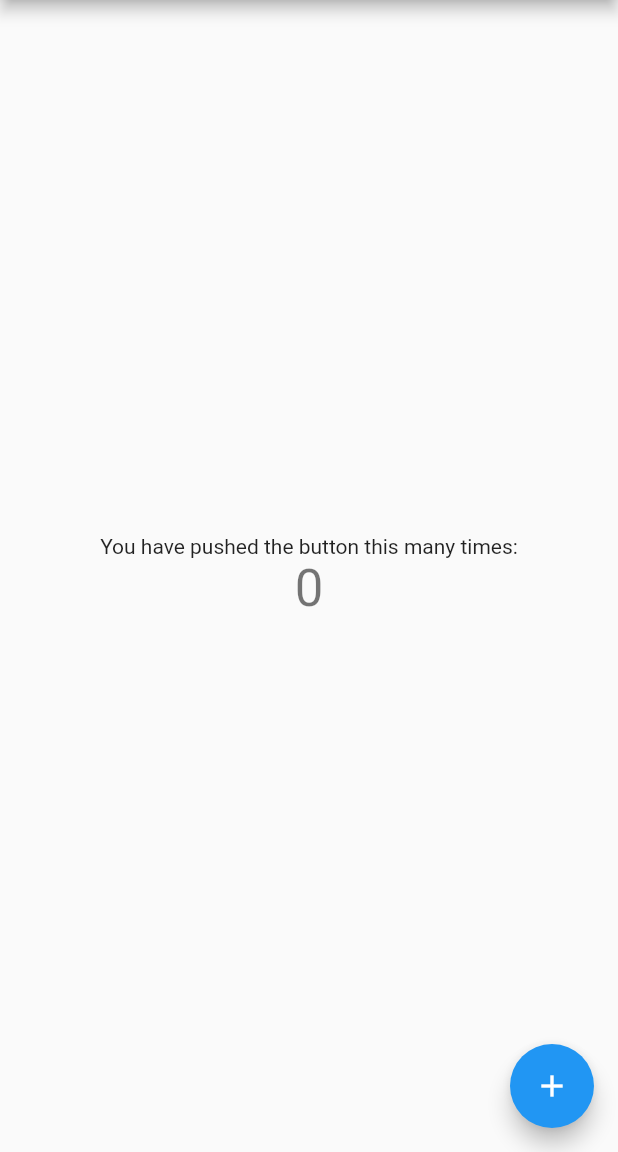
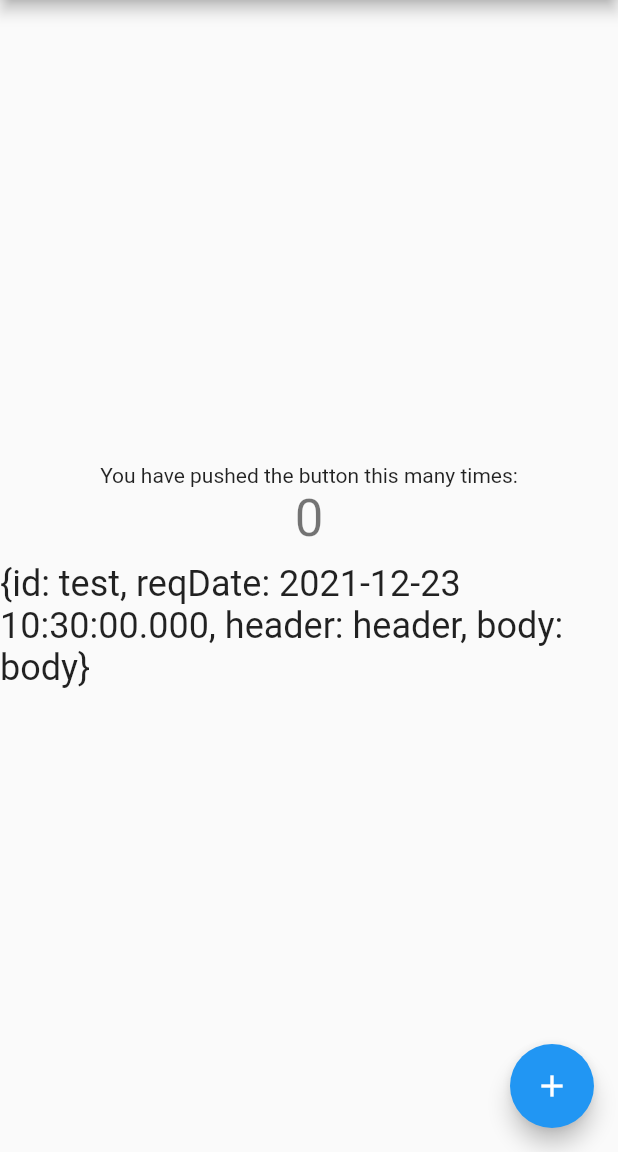
Before and after one commit to juju1997/Flutter_BolierPlate, a Flutter app: the screen it shows after launch, on a phone screen of 412 x 824 dp, the part 84-1236 px from its top. Run offline on Flutter 3.47's test engine with Material 2 defaults, Android fonts, the phone set to English and light mode, and no system bars; our stand-ins replace shared_preferences.

Commit message:
Model Test

```diff
--- a/lib/main.dart
+++ b/lib/main.dart
@@ -1,4 +1,5 @@
 import 'package:flutter/material.dart';
+import 'package:myref/models/request_model.dart';
 
 void main() {
   runApp(const MyApp());
@@ -98,10 +99,17 @@ class _MyHomePageState extends State<MyHomePage> {
             const Text(
               'You have pushed the button this many times:',
             ),
-            Text(
+              Text(
               '$_counter',
               style: Theme.of(context).textTheme.headline4,
             ),
+            const SizedBox(
+              height: 10.0,
+            ),
+            Text(
+              RequestModel(id: "test",header: "header",body: "body").toMap().toString(),
+              style: Theme.of(context).textTheme.headline5,
+            )
           ],
         ),
       ),
--- a/lib/models/request_model.dart
+++ b/lib/models/request_model.dart
@@ -1,26 +1,26 @@
 class RequestModel {
   final String id;
-  final DateTime reqDate;
+  String reqDate = (DateTime.now()).toString();
   final String header;
   final String body;
 
   RequestModel ({
     required this.id,
-    required this.reqDate,
     required this.header,
     required this.body
   });
 
-  factory RequestModel.fromMap(Map<String, dynamic> data, String documentId){
-    DateTime reqDate = DateTime.parse(data['reqDate']);
+  factory RequestModel.fromMap(String documentId, Map<String, dynamic> data){
     String header = data['header'];
     String body = data['body'];
 
-    return RequestModel(id: documentId, reqDate: reqDate, header: header, body: body);
+    return RequestModel(id: documentId, header: header, body: body);
   }
 
   Map<String, dynamic> toMap() {
     return {
+      'id': id,
+      'reqDate': reqDate,
       'header': header,
       'body': body
     };
--- a/pubspec.yaml
+++ b/pubspec.yaml
@@ -29,8 +29,11 @@ environment:
 dependencies:
   flutter:
     sdk: flutter
+  flutter_localizations:
+    sdk: flutter
 
   shared_preferences: ^2.0.11
+  provider: ^6.0.1
 
 
   # The following adds the Cupertino Icons font to your application.
```
Also changed, not shown: pubspec.lock.
